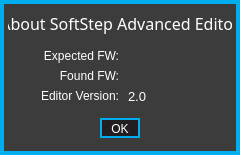
First picture: the form in standalone/advanced/forms/aboutformWin.ui, repository Muse-Kinetics/softstep_editor, before the edit.
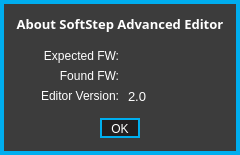
Second picture: the form after the edit.

What changed in the file:
```diff
--- a/standalone/advanced/forms/aboutformWin.ui
+++ b/standalone/advanced/forms/aboutformWin.ui
@@ -36,7 +36,7 @@
 {
 	background:		rgba(0,0,0,0);
 	color: 				white;
-	font: 				10pt &quot;Futura&quot;;
+	font: 				10pt &quot;Corbel&quot;;
 	border:				none;
 }
 
@@ -45,73 +45,11 @@
 	border:				none;
 }  
 
-/* ---------- QSpinBox ------------*/
-QSpinBox
-{
-	font: 10pt &quot;Futura&quot;;
-	border: 2px solid rgb(0,174,239);
-	background-color: rgba(0, 0, 0, 255);
-	color: white;
-	padding:0, 3, 0, 0;
-}
-
-QSpinBox::focus
-{
-	border: none;
-	outline: none;
-}
-
-/* ---------- QLineEdit ------------*/
-QLineEdit
-{
-	font: 10pt &quot;Futura&quot;;
-	background: rgba(0,174,239,0);
-	border: 2px solid rgba(0,174,239,255);
-	border-radius: 0px;
-	color: white;
-	padding-left: 2px;
-	padding-bottom: 2px;
-}
-
-QLineEdit:focus
-{
-	font: 10pt &quot;Futura&quot;;
-	background: rgba(0,174,239,0);
-	border: 2px solid white;
-	border-radius: 0px;
-	color: white;
-	padding-left: 2px;
-	padding-bottom: 2px;
-}
-
-/* ---------- QCheckBox ------------*/
-QCheckBox
-{
-	font: 10pt &quot;Futura&quot;;
-	background:rgba(0,174,239,0);
-	color: white;
-	padding:0, 3, 0, 0;
-	border: none;
-}
-
-QCheckBox:focus
-{
-	background:rgba(0,174,239,0);
-}
-
-
-/* ------- QStackedWidget ---------*/
-QStackedWidget
-{
-border-top: 1px solid white;
-background: black;
-}
-
 /*---------- QPushButton ---------*/
 QPushButton
 {
 	border: 2px solid rgba(0,174,239,255);
-	font: 10pt &quot;Futura&quot;;
+	font: 10pt &quot;Corbel&quot;;
 	color: white;
 }
 
@@ -260,11 +198,11 @@
      </property>
      <property name="font">
       <font>
-       <family>Futura-Normal</family>
-       <pointsize>12</pointsize>
-       <weight>50</weight>
+       <family>Corbel</family>
+       <pointsize>10</pointsize>
+       <weight>75</weight>
        <italic>false</italic>
-       <bold>false</bold>
+       <bold>true</bold>
       </font>
      </property>
      <property name="focusPolicy">
```
Left out of the diff: 8 changed lines with no effect on the pictures.
